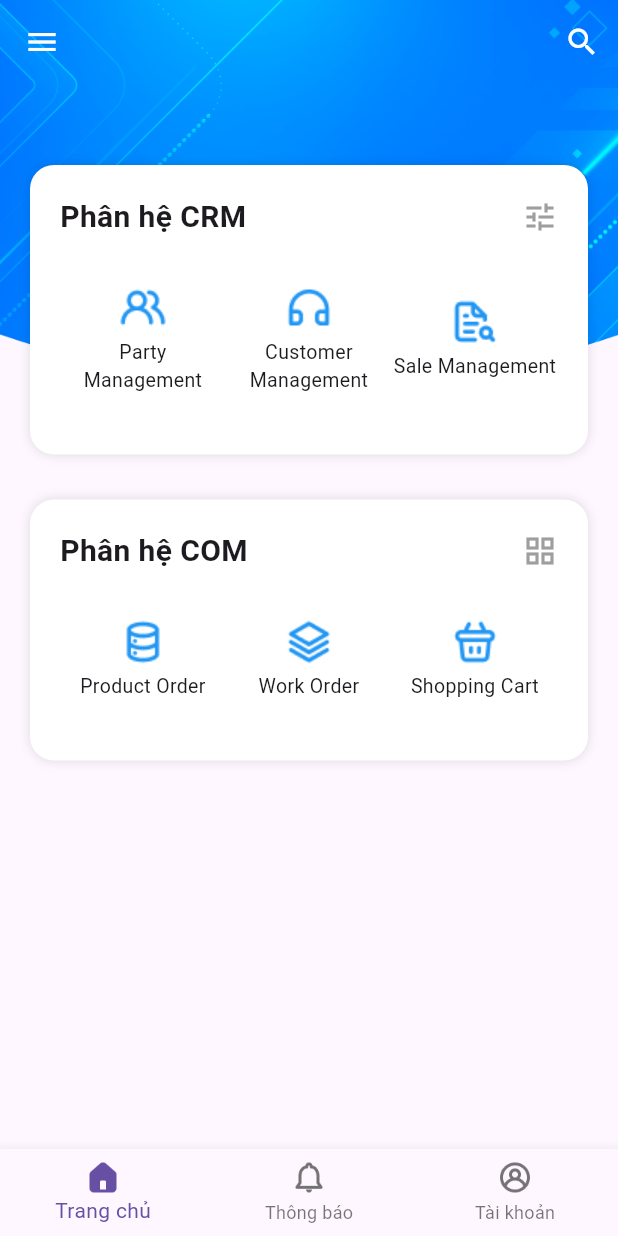
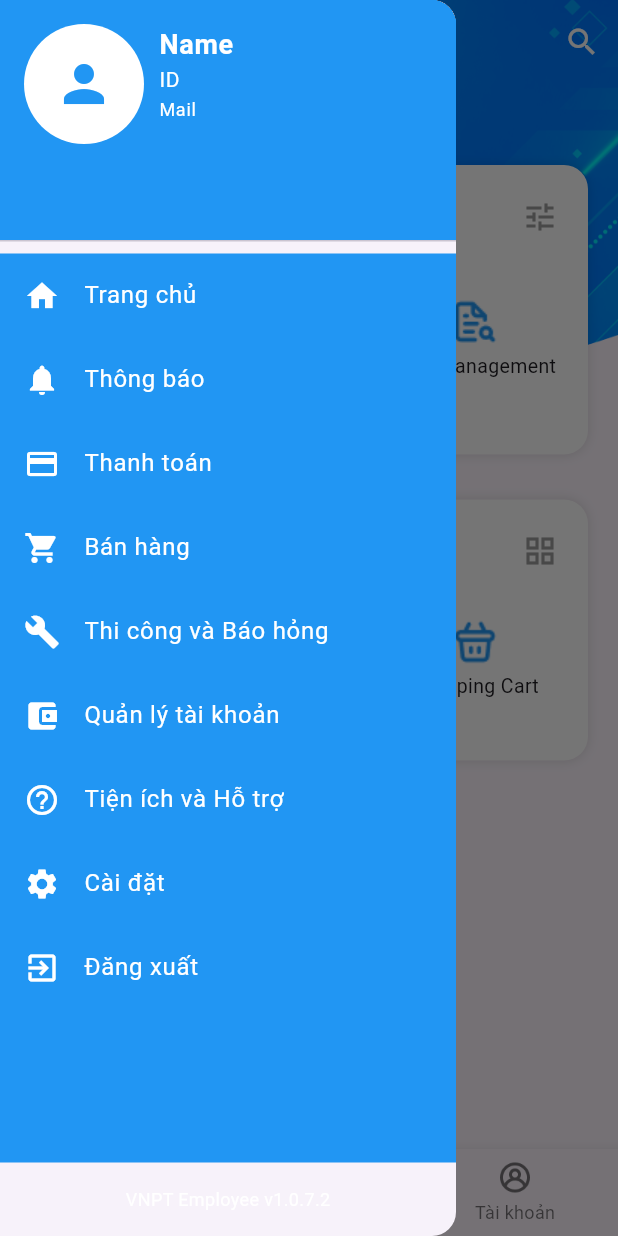
Before and after one commit to my1410nh/MyODAApp, a Flutter app: the NavBar screen opened directly, with the side drawer open (before the commit the screen has no drawer), on a phone screen of 412 x 824 dp. Run offline on Flutter 3.47's test engine with Material 3 defaults, Android fonts, the phone set to English and light mode, and no system bars; our stand-ins replace shared_preferences; accounts and stored records are empty.

Commit message:
Add drawer

```diff
--- a/lib/dialogue/login_dialogue.dart
+++ b/lib/dialogue/login_dialogue.dart
@@ -1,7 +1,7 @@
 import 'package:flutter/material.dart';
 
 class LoginDialogue extends StatelessWidget {
-  const LoginDialogue({Key? key}) : super(key: key);
+  const LoginDialogue({super.key});
 
   @override
   Widget build(BuildContext context) {
--- a/lib/home/home_screen.dart
+++ b/lib/home/home_screen.dart
@@ -6,22 +6,6 @@ class HomeScreen extends StatelessWidget {
   @override
   Widget build(BuildContext context) {
     return Scaffold(
-      extendBodyBehindAppBar: true,
-      appBar: AppBar(
-        backgroundColor: Colors.transparent,
-        elevation: 0,
-        leading: IconButton(
-          icon: const Icon(Icons.menu, color: Colors.white),
-          onPressed: () {},
-        ),
-        actions: [
-          IconButton(
-            icon: const Icon(Icons.search, color: Colors.white),
-            onPressed: () {},
-          )
-        ],
-      ),
-
       body: Stack(
         children: [
           Container(
--- a/lib/login_screen.dart
+++ b/lib/login_screen.dart
@@ -3,6 +3,8 @@
 import 'dialogue/login_dialogue.dart';
 
 class LogInScreen extends StatefulWidget {
+  const LogInScreen({super.key});
+
   @override
   _LogInScreenState createState() => _LogInScreenState();
 }
--- a/lib/main.dart
+++ b/lib/main.dart
@@ -1,7 +1,5 @@
 import 'package:flutter/material.dart';
 import 'splash_screen.dart';
-import 'package:shared_preferences/shared_preferences.dart';
-import 'package:myodaapp/nav/bottomnavbar.dart';
 
 // void main() async {
 //   WidgetsFlutterBinding.ensureInitialized();
--- a/lib/nav/bottomnavbar.dart
+++ b/lib/nav/bottomnavbar.dart
@@ -1,118 +1,69 @@
 import 'package:flutter/material.dart';
-import 'package:myodaapp/home/home_screen.dart';
-import 'package:myodaapp/home/nofitications_screen.dart';
-import 'package:myodaapp/home/profile_screen.dart';
+import '../home/home_screen.dart';
+import 'custom_drawer.dart';
 
 class NavBar extends StatefulWidget {
-  const NavBar({Key? key}): super(key: key);
+  const NavBar({super.key});
 
   @override
   State<NavBar> createState() => _NavBarState();
 }
 
-class _NavBarState extends State<NavBar>{
+class _NavBarState extends State<NavBar> {
   int _currentIndex = 0;
-  List<Widget> body = const [
+
+  final GlobalKey<ScaffoldState> _scaffoldKey = GlobalKey<ScaffoldState>(); // GlobalKey to access the Scaffold
+
+  final List<Widget> _screens = const [
     HomeScreen(),
-    NotificationScreen(),
-    ProfileScreen(),
+    Center(child: Text('Notifications')),
+    Center(child: Text('Profile')),
   ];
 
   @override
   Widget build(BuildContext context) {
-    print("hello");
     return Scaffold(
-      body: Center(
-        child: body[_currentIndex],
+      key: _scaffoldKey, // Attach GlobalKey to Scaffold
+      extendBodyBehindAppBar: true,
+      appBar: AppBar(
+        backgroundColor: Colors.transparent,
+        elevation: 0,
+        leading: IconButton(
+          icon: const Icon(Icons.menu, color: Colors.white),
+          onPressed: () {
+            _scaffoldKey.currentState?.openDrawer(); // Open the drawer when menu icon is pressed
+          },
+        ),
+        actions: [
+          IconButton(
+            icon: const Icon(Icons.search, color: Colors.white),
+            onPressed: () {},
+          )
+        ],
       ),
+      body: _screens[_currentIndex],
+      drawer: const CustomDrawer(),  // Use CustomDrawer for the navigation menu
       bottomNavigationBar: BottomNavigationBar(
         currentIndex: _currentIndex,
-        onTap: (int newIndex) {
-          setState(() {
-            _currentIndex = newIndex;
-          });
-        },
-        items: [
+        onTap: (index) => setState(() => _currentIndex = index),
+        items: const [
           BottomNavigationBarItem(
             label: 'Trang chủ',
-            icon: ImageIcon(
-              AssetImage(
-                _currentIndex == 0
-                    ? 'assets/icons/ic_home.png'
-                    : 'assets/icons/ic_home_border.png',
-              ),
-            ),
+            icon: ImageIcon(AssetImage('assets/icons/ic_home_border.png'), size: 24),
+            activeIcon: ImageIcon(AssetImage('assets/icons/ic_home.png'), size: 24),
           ),
           BottomNavigationBarItem(
             label: 'Thông báo',
-            icon: ImageIcon(
-              AssetImage(
-                _currentIndex == 1
-                    ? 'assets/icons/ic_notifications-num.png'
-                    : 'assets/icons/ic_notifications_border.png',
-              ),
-            ),
+            icon: ImageIcon(AssetImage('assets/icons/ic_notifications_border.png'), size: 24),
+            activeIcon: ImageIcon(AssetImage('assets/icons/ic_notifications-num.png'), size: 24),
           ),
           BottomNavigationBarItem(
             label: 'Tài khoản',
-            icon: ImageIcon(
-              AssetImage(
-                _currentIndex == 2
-                    ? 'assets/icons/ic_profile.png'
-                    : 'assets/icons/ic_profile_border.png',
-              ),
-            ),
+            icon: ImageIcon(AssetImage('assets/icons/ic_profile_border.png'), size: 24),
+            activeIcon: ImageIcon(AssetImage('assets/icons/ic_profile.png'), size: 24),
           ),
         ],
       ),
     );
   }
 }
-
-// import 'package:flutter/material.dart';
-// import '../home/home_screen.dart';
-
-// class NavBar extends StatefulWidget {
-//   const NavBar({super.key});
-
-//   @override
-//   State<NavBar> createState() => _NavBarState();
-// }
-
-// class _NavBarState extends State<NavBar> {
-//   int _currentIndex = 0;
-
-//   final List<Widget> _screens = const [
-//     HomeScreen(),
-//     Center(child: Text('Notifications')),
-//     Center(child: Text('Profile')),
-//   ];
-
-//   @override
-//   Widget build(BuildContext context) {
-//     return Scaffold(
-//       body: _screens[_currentIndex],
-//       bottomNavigationBar: BottomNavigationBar(
-//         currentIndex: _currentIndex,
-//         onTap: (index) => setState(() => _currentIndex = index),
-//         items: const [
-//           BottomNavigationBarItem(
-//             label: 'Trang chủ',
-//             icon: ImageIcon(AssetImage('assets/icons/ic_home_border.png'), size: 24),
-//             activeIcon: ImageIcon(AssetImage('assets/icons/ic_home.png'), size: 24),
-//           ),
-//           BottomNavigationBarItem(
-//             label: 'Thông báo',
-//             icon: ImageIcon(AssetImage('assets/icons/ic_notifications_border.png'), size: 24),
-//             activeIcon: ImageIcon(AssetImage('assets/icons/ic_notifications-num.png'), size: 24),
-//           ),
-//           BottomNavigationBarItem(
-//             label: 'Tài khoản',
-//             icon: ImageIcon(AssetImage('assets/icons/ic_profile_border.png'), size: 24),
-//             activeIcon: ImageIcon(AssetImage('assets/icons/ic_profile.png'), size: 24),
-//           ),
-//         ],
-//       ),
-//     );
-//   }
-// }
--- /dev/null
+++ b/lib/nav/custom_drawer.dart
@@ -0,0 +1,142 @@
+import 'package:flutter/material.dart';
+
+class CustomDrawer extends StatelessWidget {
+  const CustomDrawer({super.key});
+
+  @override
+  Widget build(BuildContext context) {
+    return Drawer(
+      child: Column(
+        children: [
+          DrawerHeader(
+            decoration: const BoxDecoration(
+              color: Colors.blue,
+            ),
+            child: Row(
+              crossAxisAlignment: CrossAxisAlignment.start,
+              children: [
+                CircleAvatar(
+                  radius: 40.0,
+                  backgroundColor: Colors.white,
+                  child: Icon(
+                    Icons.person,
+                    color: Colors.blue,
+                    size: 40,
+                  ),
+                ),
+                const SizedBox(width: 10),
+                Column(
+                  crossAxisAlignment: CrossAxisAlignment.start,
+                  children: const [
+                    Text(
+                      'Name',
+                      style: TextStyle(
+                        color: Colors.white,
+                        fontSize: 18,
+                        fontWeight: FontWeight.bold,
+                      ),
+                    ),
+                    Text(
+                      'ID',
+                      style: TextStyle(
+                        color: Colors.white,
+                        fontSize: 14,
+                      ),
+                    ),
+                    Text(
+                      'Mail',
+                      style: TextStyle(
+                        color: Colors.white,
+                        fontSize: 12,
+                      ),
+                    ),
+                  ],
+                ),
+              ],
+            ),
+          ),
+          Expanded(
+            child: Container(
+              color: Colors.blue,
+              child: ListView(
+                padding: EdgeInsets.zero,
+              children: [
+                ListTile(
+                  leading: const Icon(Icons.home, color: Colors.white),
+                  title: const Text('Trang chủ', style: TextStyle(color: Colors.white, fontSize: 16)),
+                  onTap: () {
+                    Navigator.pop(context);
+                  },
+                ),
+                ListTile(
+                  leading: const Icon(Icons.notifications, color: Colors.white),
+                  title: const Text('Thông báo', style: TextStyle(color: Colors.white, fontSize: 16)),
+                  onTap: () {
+                    Navigator.pop(context);
+                  },
+                ),
+                ListTile(
+                  leading: const Icon(Icons.payment, color: Colors.white),
+                  title: const Text('Thanh toán', style: TextStyle(color: Colors.white, fontSize: 16)),
+                  onTap: () {
+                    Navigator.pop(context);
+                  },
+                ),
+                ListTile(
+                  leading: const Icon(Icons.shopping_cart, color: Colors.white),
+                  title: const Text('Bán hàng', style: TextStyle(color: Colors.white, fontSize: 16)),
+                  onTap: () {
+                    Navigator.pop(context);
+                  },
+                ),
+                ListTile(
+                  leading: const Icon(Icons.build, color: Colors.white),
+                  title: const Text('Thi công và Báo hỏng', style: TextStyle(color: Colors.white, fontSize: 16)),
+                  onTap: () {
+                    Navigator.pop(context);
+                  },
+                ),
+                ListTile(
+                  leading: const Icon(Icons.account_balance_wallet, color: Colors.white),
+                  title: const Text('Quản lý tài khoản', style: TextStyle(color: Colors.white, fontSize: 16)),
+                  onTap: () {
+                    Navigator.pop(context);
+                  },
+                ),
+                ListTile(
+                  leading: const Icon(Icons.help_outline, color: Colors.white),
+                  title: const Text('Tiện ích và Hỗ trợ', style: TextStyle(color: Colors.white, fontSize: 16)),
+                  onTap: () {
+                    Navigator.pop(context);
+                  },
+                ),
+                ListTile(
+                  leading: const Icon(Icons.settings, color: Colors.white),
+                  title: const Text('Cài đặt', style: TextStyle(color: Colors.white, fontSize: 16)),
+                  onTap: () {
+                    Navigator.pop(context);
+                  },
+                ),
+                ListTile(
+                  leading: const Icon(Icons.exit_to_app, color: Colors.white),
+                  title: const Text('Đăng xuất', style: TextStyle(color: Colors.white, fontSize: 16)),
+                  onTap: () {
+                    Navigator.pop(context);
+                  },
+                ),
+              ],
+            ),
+            ),
+          ),
+          const Padding(
+            padding: EdgeInsets.all(16.0),
+            child: Text(
+              'VNPT Employee v1.0.7.2',
+              style: TextStyle(fontSize: 12, color: Colors.white),
+            ),
+          ),
+        ],
+      ),
+    );
+  }
+}
--- a/lib/onboarding_screen.dart
+++ b/lib/onboarding_screen.dart
@@ -3,12 +3,14 @@ import 'package:myodaapp/login_screen.dart';
 import 'package:shared_preferences/shared_preferences.dart';
 
 class OnboardingScreen extends StatefulWidget {
+  const OnboardingScreen({super.key});
+
   @override
   State<OnboardingScreen> createState() => _OnboardingScreenState();
 }
 
 class _OnboardingScreenState extends State<OnboardingScreen> {
-  PageController _controller = PageController();
+  final PageController _controller = PageController();
   int _currentPage = 0;
 
   final List<Map<String, String>> data = [
@@ -145,32 +147,3 @@ class _OnboardingScreenState extends State<OnboardingScreen> {
     );
   }
 }
-
-// import 'package:flutter/material.dart';
-// import 'package:shared_preferences/shared_preferences.dart';
-// import 'login_screen.dart';
-
-// class OnboardingScreen extends StatelessWidget {
-//   const OnboardingScreen({super.key});
-
-//   Future<void> _completeOnboarding(BuildContext context) async {
-//     final prefs = await SharedPreferences.getInstance();
-//     await prefs.setBool('onboarding_complete', true);
-//     Navigator.pushReplacement(
-//       context,
-//       MaterialPageRoute(builder: (_) => const LoginScreen()),
-//     );
-//   }
-
-//   @override
-//   Widget build(BuildContext context) {
-//     return Scaffold(
-//       body: Center(
-//         child: ElevatedButton(
-//           onPressed: () => _completeOnboarding(context),
-//           child: const Text('Finish Onboarding'),
-//         ),
-//       ),
-//     );
-//   }
-// }
```
